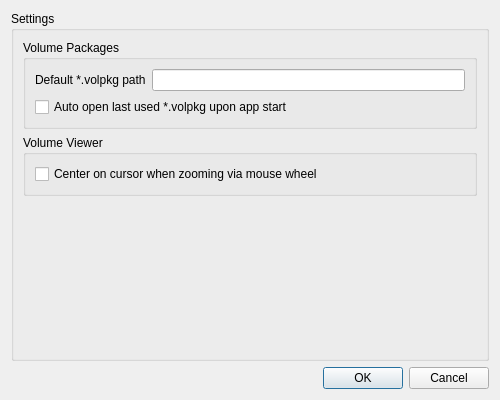
Above: volume-cartographer/apps/VC/VCSettings.ui from SuperOptimizer/villa before the change. Below: the same form after it.
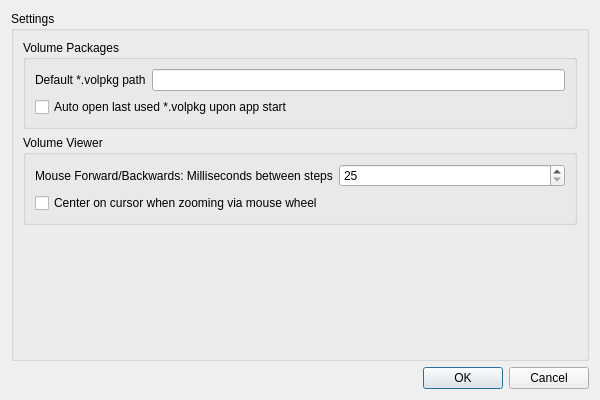
That is the form after the change.

Commit message: - final fixes for mouse handling (right mouse now purely for panning) - improvements/cleanup for changed curve handling in seg tool - made mouse forward/backwards step delay configurable

```diff
--- a/volume-cartographer/apps/VC/VCSettings.ui
+++ b/volume-cartographer/apps/VC/VCSettings.ui
@@ -6,7 +6,7 @@
    <rect>
     <x>0</x>
     <y>0</y>
-    <width>500</width>
+    <width>600</width>
     <height>400</height>
    </rect>
   </property>
@@ -53,12 +53,32 @@
         </property>
         <layout class="QGridLayout" name="gridLayout_2">
          <item row="0" column="0">
+          <widget class="QLabel" name="label_2">
+           <property name="text">
+            <string>Mouse Forward/Backwards: Milliseconds between steps</string>
+           </property>
+          </widget>
+         </item>
+         <item row="1" column="0">
           <widget class="QCheckBox" name="chkCenterOnZoom">
            <property name="text">
             <string>Center on cursor when zooming via mouse wheel</string>
            </property>
           </widget>
          </item>
+         <item row="0" column="1">
+          <widget class="QSpinBox" name="spinFwdBackStepMs">
+           <property name="minimum">
+            <number>25</number>
+           </property>
+           <property name="maximum">
+            <number>1000</number>
+           </property>
+           <property name="value">
+            <number>25</number>
+           </property>
+          </widget>
+         </item>
         </layout>
        </widget>
       </item>
```
The commit also changes 7 other files.
